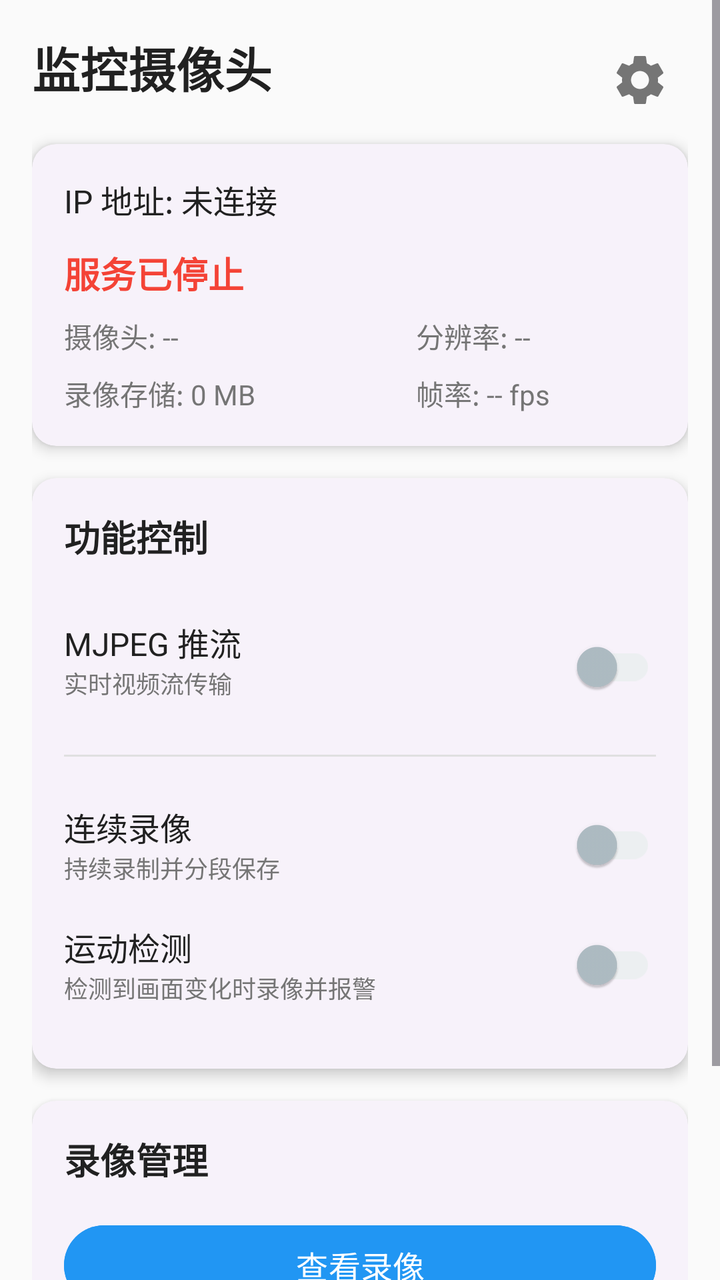
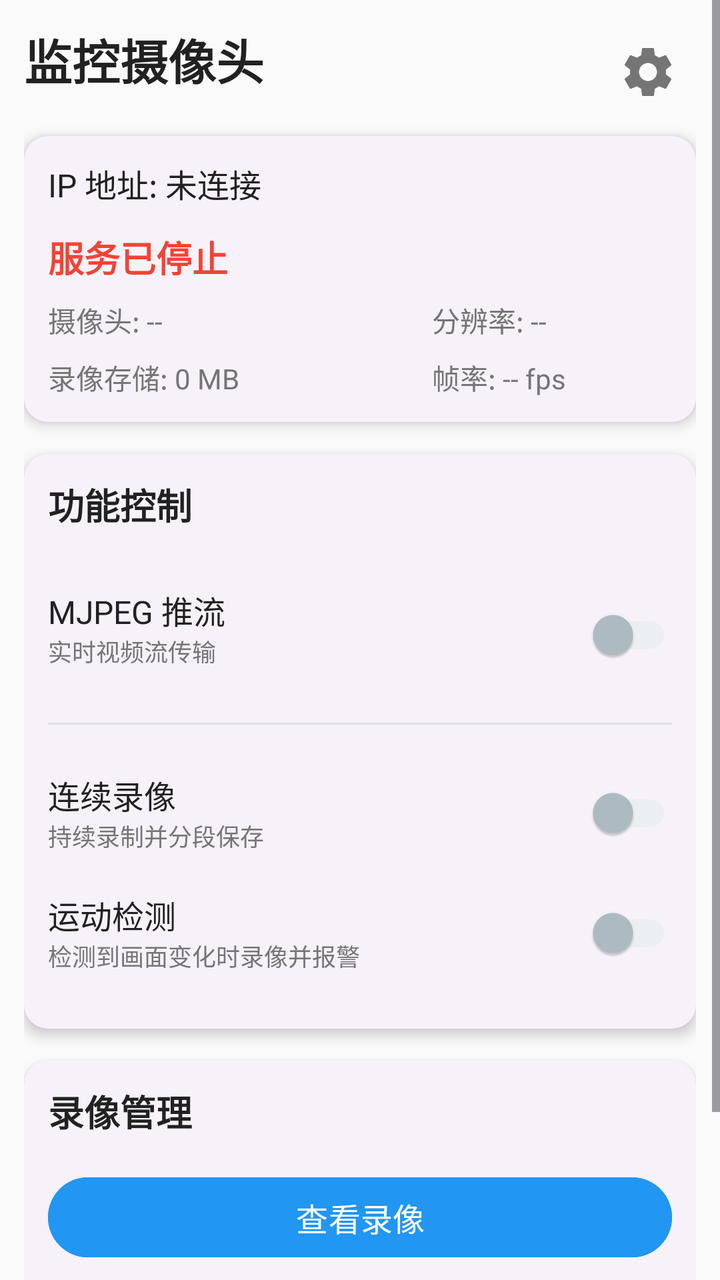

Two renders of the same Android screen: before a commit and after it. Below are the layout's source before the change and the commit's diff.
<!-- AndroidManifest.xml: application theme Theme.SelfCamMonitor -->
<!-- res/layout/activity_main.xml -->
<?xml version="1.0" encoding="utf-8"?>
<ScrollView xmlns:android="http://schemas.android.com/apk/res/android"
    android:layout_width="match_parent"
    android:layout_height="match_parent"
    xmlns:app="http://schemas.android.com/apk/res-auto"
    android:background="@color/background_light"
    android:fitsSystemWindows="true">

    <LinearLayout
        android:layout_width="match_parent"
        android:layout_height="wrap_content"
        android:orientation="vertical"
        android:padding="16dp">

        
        <LinearLayout
            android:layout_width="match_parent"
            android:layout_height="wrap_content"
            android:orientation="horizontal"
            android:layout_marginBottom="8dp">

            <TextView
                android:layout_width="0dp"
                android:layout_height="wrap_content"
                android:layout_weight="1"
                android:text="监控摄像头"
                android:textSize="24sp"
                android:textStyle="bold"
                android:textColor="@color/text_primary" />

            <ImageButton
                android:id="@+id/btnSettings"
                android:layout_width="48dp"
                android:layout_height="48dp"
                android:src="@drawable/ic_menu_settings"
                android:background="?attr/selectableItemBackgroundBorderless"
                android:contentDescription="设置" />
        </LinearLayout>

        
        <androidx.cardview.widget.CardView
            android:layout_width="match_parent"
            android:layout_height="wrap_content"
            android:layout_marginBottom="16dp"
            app:cardCornerRadius="12dp"
            app:cardElevation="4dp">

            <LinearLayout
                android:layout_width="match_parent"
                android:layout_height="wrap_content"
                android:orientation="vertical"
                android:padding="16dp">

                <TextView
                    android:id="@+id/tvIpAddress"
                    android:layout_width="match_parent"
                    android:layout_height="wrap_content"
                    android:text="IP 地址: 未连接"
                    android:textSize="16sp"
                    android:textColor="@color/text_primary"
                    android:layout_marginBottom="12dp" />

                <TextView
                    android:id="@+id/tvStatus"
                    android:layout_width="match_parent"
                    android:layout_height="wrap_content"
                    android:text="服务已停止"
                    android:textColor="@color/status_stopped"
                    android:textSize="18sp"
                    android:textStyle="bold" />

                <LinearLayout
                    android:layout_width="match_parent"
                    android:layout_height="wrap_content"
                    android:orientation="horizontal"
                    android:layout_marginTop="8dp">

                    <TextView
                        android:id="@+id/tvCameraFacing"
                        android:layout_width="0dp"
                        android:layout_height="wrap_content"
                        android:layout_weight="1"
                        android:text="摄像头: --"
                        android:textSize="14sp"
                        android:textColor="@color/text_secondary"
                        android:maxLines="1"
                        android:ellipsize="end" />

                    <TextView
                        android:id="@+id/tvResolution"
                        android:layout_width="120dp"
                        android:layout_height="wrap_content"
                        android:text="分辨率: --"
                        android:textSize="14sp"
                        android:textColor="@color/text_secondary"
                        android:gravity="start"
                        android:maxLines="1"
                        android:ellipsize="end"
                        android:layout_marginStart="12dp" />
                </LinearLayout>

                <LinearLayout
                    android:layout_width="match_parent"
                    android:layout_height="wrap_content"
                    android:orientation="horizontal"
                    android:layout_marginTop="8dp">

                    <TextView
                        android:id="@+id/tvStorage"
                        android:layout_width="0dp"
                        android:layout_height="wrap_content"
                        android:layout_weight="1"
                        android:text="录像存储: 0 MB"
                        android:textSize="14sp"
                        android:textColor="@color/text_secondary"
                        android:maxLines="1"
                        android:ellipsize="end" />

                    <TextView
                        android:id="@+id/tvFps"
                        android:layout_width="120dp"
                        android:layout_height="wrap_content"
                        android:text="帧率: -- fps"
                        android:textSize="14sp"
                        android:textColor="@color/text_secondary"
                        android:gravity="start"
                        android:maxLines="1"
                        android:ellipsize="end"
                        android:layout_marginStart="12dp" />
                </LinearLayout>
            </LinearLayout>
        </androidx.cardview.widget.CardView>

        
        <androidx.cardview.widget.CardView
            android:layout_width="match_parent"
            android:layout_height="wrap_content"
            android:layout_marginBottom="16dp"
            app:cardCornerRadius="12dp"
            app:cardElevation="4dp">

            <LinearLayout
                android:layout_width="match_parent"
                android:layout_height="wrap_content"
                android:orientation="vertical"
                android:padding="16dp">

                <TextView
                    android:layout_width="match_parent"
                    android:layout_height="wrap_content"
                    android:text="功能控制"
                    android:textSize="18sp"
                    android:textStyle="bold"
                    android:textColor="@color/text_primary"
                    android:layout_marginBottom="16dp" />

                <LinearLayout
                    android:layout_width="match_parent"
                    android:layout_height="wrap_content"
                    android:orientation="horizontal"
                    android:paddingVertical="12dp">
                    <LinearLayout
                        android:layout_width="0dp"
                        android:layout_height="wrap_content"
                        android:layout_weight="1"
                        android:orientation="vertical">
                        <TextView
                            android:layout_width="wrap_content"
                            android:layout_height="wrap_content"
                            android:text="MJPEG 推流"
                            android:textSize="16sp"
                            android:textColor="@color/text_primary" />
                        <TextView
                            android:layout_width="wrap_content"
                            android:layout_height="wrap_content"
                            android:text="实时视频流传输"
                            android:textSize="12sp"
                            android:textColor="@color/text_secondary" />
                    </LinearLayout>
                    <com.google.android.material.switchmaterial.SwitchMaterial
                        android:id="@+id/switchMjpeg"
                        android:layout_width="wrap_content"
                        android:layout_height="wrap_content"
                        app:thumbTint="@color/thumb_tint"
                        app:trackTint="@color/track_tint" />
                </LinearLayout>

                <View
                    android:layout_width="match_parent"
                    android:layout_height="1dp"
                    android:background="@color/divider"
                    android:layout_marginVertical="8dp" />

                <LinearLayout
                    android:layout_width="match_parent"
                    android:layout_height="wrap_content"
                    android:orientation="vertical"
                    android:paddingVertical="12dp">

                    
                    <LinearLayout
                        android:layout_width="match_parent"
                        android:layout_height="wrap_content"
                        android:orientation="horizontal"
                        android:gravity="center_vertical"
                        android:layout_marginBottom="12dp">

                        <LinearLayout
                            android:layout_width="0dp"
                            android:layout_height="wrap_content"
                            android:layout_weight="1"
                            android:orientation="vertical">
                            <TextView
                                android:layout_width="wrap_content"
                                android:layout_height="wrap_content"
                                android:text="连续录像"
                                android:textSize="16sp"
                                android:textColor="@color/text_primary" />
                            <TextView
                                android:layout_width="wrap_content"
                                android:layout_height="wrap_content"
                                android:text="持续录制并分段保存"
                                android:textSize="12sp"
                                android:textColor="@color/text_secondary" />
                        </LinearLayout>

                        <androidx.appcompat.widget.SwitchCompat
                            android:id="@+id/switch_continuous"
                            android:layout_width="wrap_content"
                            android:layout_height="wrap_content"
                            app:thumbTint="@color/thumb_tint"
                            app:trackTint="@color/track_tint" />
                    </LinearLayout>

                    
                    <LinearLayout
                        android:layout_width="match_parent"
                        android:layout_height="wrap_content"
                        android:orientation="horizontal"
                        android:gravity="center_vertical">

                        <LinearLayout
                            android:layout_width="0dp"
                            android:layout_height="wrap_content"
                            android:layout_weight="1"
                            android:orientation="vertical">
                            <TextView
                                android:layout_width="wrap_content"
                                android:layout_height="wrap_content"
                                android:text="运动检测"
                                android:textSize="16sp"
                                android:textColor="@color/text_primary" />
                            <TextView
                                android:layout_width="wrap_content"
                                android:layout_height="wrap_content"
                                android:text="检测到画面变化时录像并报警"
                                android:textSize="12sp"
                                android:textColor="@color/text_secondary" />
                        </LinearLayout>

                        <androidx.appcompat.widget.SwitchCompat
                            android:id="@+id/switch_motion"
                            android:layout_width="wrap_content"
                            android:layout_height="wrap_content"
                            app:thumbTint="@color/thumb_tint"
                            app:trackTint="@color/track_tint" />
                    </LinearLayout>

                </LinearLayout>
            </LinearLayout>
        </androidx.cardview.widget.CardView>

        
        <androidx.cardview.widget.CardView
            android:layout_width="match_parent"
            android:layout_height="wrap_content"
            android:layout_marginBottom="24dp"
            app:cardCornerRadius="12dp"
            app:cardElevation="4dp">

            <LinearLayout
                android:layout_width="match_parent"
                android:layout_height="wrap_content"
                android:orientation="vertical"
                android:padding="16dp">

                <TextView
                    android:layout_width="match_parent"
                    android:layout_height="wrap_content"
                    android:text="录像管理"
                    android:textSize="18sp"
                    android:textStyle="bold"
                    android:textColor="@color/text_primary"
                    android:layout_marginBottom="16dp" />

                <Button
                    android:id="@+id/btnViewRecordings"
                    android:layout_width="match_parent"
                    android:layout_height="wrap_content"
                    android:text="查看录像"
                    android:textSize="16sp"
                    android:backgroundTint="@color/primary"
                    android:layout_marginBottom="8dp" />
            </LinearLayout>
        </androidx.cardview.widget.CardView>

        
        <LinearLayout
            android:layout_width="match_parent"
            android:layout_height="wrap_content"
            android:orientation="horizontal"
            android:gravity="center">

            <Button
                android:id="@+id/btnStart"
                android:layout_width="0dp"
                android:layout_height="wrap_content"
                android:layout_weight="1"
                android:text="启动监控"
                android:textSize="16sp"
                style="@style/Widget.Material3.Button"
                android:layout_marginEnd="8dp" />

            <Button
                android:id="@+id/btnStop"
                android:layout_width="0dp"
                android:layout_height="wrap_content"
                android:layout_weight="1"
                android:text="停止监控"
                android:textSize="16sp"
                style="@style/Widget.Material3.Button"
                android:layout_marginStart="8dp" />
        </LinearLayout>

    </LinearLayout>
</ScrollView>
<!-- resources referenced by this layout -->
<resources>
  <color name="background_light">#FAFAFA</color>
  <color name="divider">#E0E0E0</color>
  <color name="primary">#2196F3</color>
  <color name="status_stopped">#F44336</color>
  <color name="text_primary">#212121</color>
  <color name="text_secondary">#757575</color>
  <!-- drawable ic_menu_settings (drawable) -->
  <?xml version="1.0" encoding="utf-8"?>
  <vector xmlns:android="http://schemas.android.com/apk/res/android"
      android:width="30dp"
      android:height="30dp"
      android:viewportWidth="24"
      android:viewportHeight="24"
      android:tint="@color/text_secondary">
      <path android:fillColor="@android:color/white" android:pathData="M19.14,12.94c0.04,-0.3 0.06,-0.61 0.06,-0.94c0,-0.32 -0.02,-0.64 -0.07,-0.94l2.03,-1.58c0.18,-0.14 0.23,-0.41 0.12,-0.61l-1.92,-3.32c-0.12,-0.22 -0.37,-0.29 -0.59,-0.22l-2.39,0.96c-0.5,-0.38 -1.03,-0.7 -1.62,-0.94L14.4,2.81c-0.04,-0.24 -0.24,-0.41 -0.48,-0.41h-3.84c-0.24,0 -0.43,0.17 -0.47,0.41L9.25,5.35C8.66,5.59 8.12,5.92 7.63,6.29L5.24,5.33c-0.22,-0.08 -0.47,0 -0.59,0.22L2.74,8.87C2.62,9.08 2.66,9.34 2.86,9.48l2.03,1.58C4.84,11.36 4.8,11.69 4.8,12s0.02,0.64 0.07,0.94l-2.03,1.58c-0.18,0.14 -0.23,0.41 -0.12,0.61l1.92,3.32c0.12,0.22 0.37,0.29 0.59,0.22l2.39,-0.96c0.5,0.38 1.03,0.7 1.62,0.94l0.36,2.54c0.05,0.24 0.24,0.41 0.48,0.41h3.84c0.24,0 0.44,-0.17 0.47,-0.41l0.36,-2.54c0.59,-0.24 1.13,-0.56 1.62,-0.94l2.39,0.96c0.22,0.08 0.47,0 0.59,-0.22l1.92,-3.32c0.12,-0.22 0.07,-0.47 -0.12,-0.61L19.14,12.94zM12,15.6c-1.98,0 -3.6,-1.62 -3.6,-3.6s1.62,-3.6 3.6,-3.6s3.6,1.62 3.6,3.6S13.98,15.6 12,15.6z"/>
      
  </vector>
  <style name="Theme.SelfCamMonitor" parent="Base.Theme.SelfCamMonitor" />
  <style name="Base.Theme.SelfCamMonitor" parent="Theme.Material3.DayNight.NoActionBar">
          
          <item name="colorPrimary">@color/primary</item>
          <item name="colorOnPrimary">@color/white</item>
          <item name="colorPrimaryContainer">@color/primary_light</item>
          <item name="colorOnPrimaryContainer">@color/primary_dark</item>
  
          
          <item name="colorSecondary">@color/accent</item>
          <item name="colorOnSecondary">@color/white</item>
  
          
          <item name="android:colorBackground">@color/background_light</item>
          <item name="colorSurface">@color/surface</item>
          <item name="colorOnSurface">@color/text_primary</item>
  
          
          <item name="android:statusBarColor">@color/primary_dark</item>
          <item name="android:windowLightStatusBar">false</item>
          <item name="android:fitsSystemWindows">true</item>
  
          
          <item name="android:navigationBarColor">@color/primary_dark</item>
  
          
          <item name="cardViewStyle">@style/Widget.SelfCamMonitor.CardView</item>
      </style>
  <color name="white">#FFFFFFFF</color>
  <color name="primary_light">#BBDEFB</color>
  <color name="primary_dark">#1976D2</color>
  <color name="accent">#FF5722</color>
  <color name="surface">#FFFFFF</color>
  <style name="Widget.SelfCamMonitor.CardView" parent="Widget.Material3.CardView.Elevated">
          <item name="cardCornerRadius">12dp</item>
          <item name="cardElevation">4dp</item>
          <item name="strokeWidth">0dp</item>
      </style>
</resources>

<!-- the commit's change to res/layout/activity_main.xml (unified diff, before → after) -->
@@ -10,7 +10,7 @@
         android:layout_width="match_parent"
         android:layout_height="wrap_content"
         android:orientation="vertical"
-        android:padding="16dp">
+        android:padding="12dp">
 
         
         <LinearLayout
@@ -49,7 +49,7 @@
                 android:layout_width="match_parent"
                 android:layout_height="wrap_content"
                 android:orientation="vertical"
-                android:padding="16dp">
+                android:padding="12dp">
 
                 <TextView
                     android:id="@+id/tvIpAddress"
@@ -143,7 +143,7 @@
                 android:layout_width="match_parent"
                 android:layout_height="wrap_content"
                 android:orientation="vertical"
-                android:padding="16dp">
+                android:padding="12dp">
 
                 <TextView
                     android:layout_width="match_parent"
@@ -282,7 +282,7 @@
                 android:layout_width="match_parent"
                 android:layout_height="wrap_content"
                 android:orientation="vertical"
-                android:padding="16dp">
+                android:padding="12dp">
 
                 <TextView
                     android:layout_width="match_parent"
